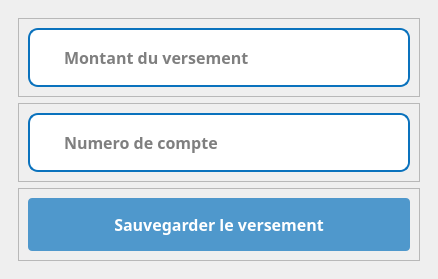
Qt form ui/Versement/newVersement.ui (IDRISSHACKER/getdiocese) before a commit.
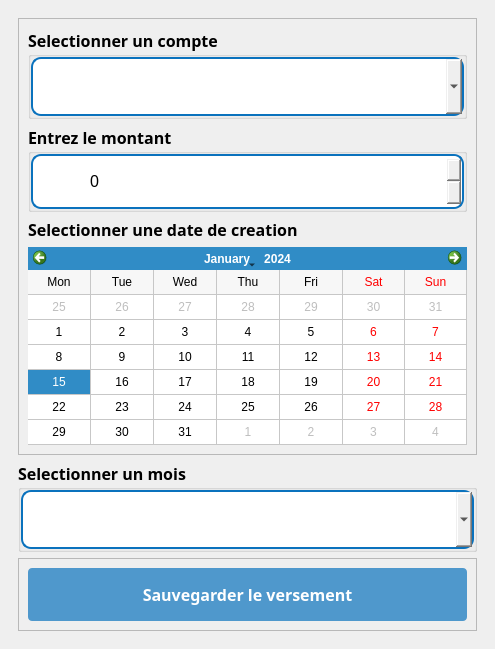
The same form after that commit. Icons and pictures are not drawn.

What changed in the file:
```diff
--- a/ui/Versement/newVersement.ui
+++ b/ui/Versement/newVersement.ui
@@ -6,8 +6,8 @@
    <rect>
     <x>0</x>
     <y>0</y>
-    <width>438</width>
-    <height>277</height>
+    <width>495</width>
+    <height>649</height>
    </rect>
   </property>
   <property name="windowTitle">
@@ -66,30 +66,129 @@
               </property>
               <layout class="QVBoxLayout" name="verticalLayout_5">
                <item>
-                <widget class="QFrame" name="input">
-                 <property name="styleSheet">
-                  <string notr="true">#input{
+                <widget class="QGroupBox" name="groupBox_3">
+                 <property name="font">
+                  <font>
+                   <family>GeForce</family>
+                   <pointsize>12</pointsize>
+                   <weight>75</weight>
+                   <bold>true</bold>
+                  </font>
+                 </property>
+                 <property name="title">
+                  <string>Selectionner un compte</string>
+                 </property>
+                 <layout class="QVBoxLayout" name="verticalLayout_8">
+                  <property name="spacing">
+                   <number>0</number>
+                  </property>
+                  <property name="leftMargin">
+                   <number>0</number>
+                  </property>
+                  <property name="topMargin">
+                   <number>0</number>
+                  </property>
+                  <property name="rightMargin">
+                   <number>0</number>
+                  </property>
+                  <property name="bottomMargin">
+                   <number>0</number>
+                  </property>
+                  <item>
+                   <widget class="QFrame" name="input_6">
+                    <property name="styleSheet">
+                     <string notr="true">#input_6{
 	background:white;
 	border-radius:10px;
 	border:2px  solid rgb(10, 114, 189);
 }
 
-#lineEdit{
+#nature{
 	border: none;
 }</string>
+                    </property>
+                    <property name="frameShape">
+                     <enum>QFrame::StyledPanel</enum>
+                    </property>
+                    <property name="frameShadow">
+                     <enum>QFrame::Raised</enum>
+                    </property>
+                    <layout class="QHBoxLayout" name="horizontalLayout_5">
+                     <property name="spacing">
+                      <number>0</number>
+                     </property>
+                     <property name="leftMargin">
+                      <number>10</number>
+                     </property>
+                     <property name="topMargin">
+                      <number>0</number>
+                     </property>
+                     <property name="rightMargin">
+                      <number>0</number>
+                     </property>
+                     <property name="bottomMargin">
+                      <number>0</number>
+                     </property>
+                     <item>
+                      <widget class="QLabel" name="label_5">
+                       <property name="maximumSize">
+                        <size>
+                         <width>30</width>
+                         <height>30</height>
+                        </size>
+                       </property>
+                       <property name="text">
+                        <string/>
+                       </property>
+                       <property name="pixmap">
+                        <pixmap>../../static/asset/icons/blue/credit-card.svg</pixmap>
+                       </property>
+                       <property name="scaledContents">
+                        <bool>true</bool>
+                       </property>
+                      </widget>
+                     </item>
+                     <item>
+                      <widget class="QComboBox" name="numeroCompte">
+                       <property name="font">
+                        <font>
+                         <family>GeForce</family>
+                         <pointsize>12</pointsize>
+                         <weight>50</weight>
+                         <bold>false</bold>
+                        </font>
+                       </property>
+                       <property name="styleSheet">
+                        <string notr="true">padding:15px;
+border-radius:10px</string>
+                       </property>
+                      </widget>
+                     </item>
+                    </layout>
+                   </widget>
+                  </item>
+                 </layout>
+                </widget>
+               </item>
+               <item>
+                <widget class="QGroupBox" name="groupBox_6">
+                 <property name="font">
+                  <font>
+                   <family>GeForce</family>
+                   <pointsize>12</pointsize>
+                   <weight>75</weight>
+                   <bold>true</bold>
+                  </font>
                  </property>
-                 <property name="frameShape">
-                  <enum>QFrame::StyledPanel</enum>
+                 <property name="title">
+                  <string>Entrez le montant</string>
                  </property>
-                 <property name="frameShadow">
-                  <enum>QFrame::Raised</enum>
-                 </property>
-                 <layout class="QHBoxLayout" name="horizontalLayout">
+                 <layout class="QVBoxLayout" name="verticalLayout_14">
                   <property name="spacing">
                    <number>0</number>
                   </property>
                   <property name="leftMargin">
-                   <number>10</number>
+                   <number>0</number>
                   </property>
                   <property name="topMargin">
                    <number>0</number>
@@ -101,71 +200,161 @@
                    <number>0</number>
                   </property>
                   <item>
-                   <widget class="QLabel" name="label_2">
-                    <property name="maximumSize">
-                     <size>
-                      <width>30</width>
-                      <height>30</height>
-                     </size>
+                   <widget class="QFrame" name="input_9">
+                    <property name="styleSheet">
+                     <string notr="true">#input_9{
+	background:white;
+	border-radius:10px;
+	border:2px  solid rgb(10, 114, 189);
+}
+
+#nature{
+	border: none;
+}</string>
                     </property>
-                    <property name="text">
-                     <string/>
+                    <property name="frameShape">
+                     <enum>QFrame::StyledPanel</enum>
                     </property>
-                    <property name="pixmap">
-                     <pixmap>../../static/asset/icons/blue/dollar-sign.svg</pixmap>
+                    <property name="frameShadow">
+                     <enum>QFrame::Raised</enum>
                     </property>
-                    <property name="scaledContents">
-                     <bool>true</bool>
-                    </property>
-                   </widget>
-                  </item>
-                  <item>
-                   <widget class="QLineEdit" name="montant">
-                    <property name="font">
-                     <font>
-                      <family>GeForce</family>
-                      <pointsize>12</pointsize>
-                      <weight>75</weight>
-                      <bold>true</bold>
-                     </font>
-                    </property>
-                    <property name="styleSheet">
-                     <string notr="true">padding:15px;
+                    <layout class="QHBoxLayout" name="horizontalLayout_8">
+                     <property name="spacing">
+                      <number>0</number>
+                     </property>
+                     <property name="leftMargin">
+                      <number>10</number>
+                     </property>
+                     <property name="topMargin">
+                      <number>0</number>
+                     </property>
+                     <property name="rightMargin">
+                      <number>0</number>
+                     </property>
+                     <property name="bottomMargin">
+                      <number>0</number>
+                     </property>
+                     <item>
+                      <widget class="QLabel" name="ico_4">
+                       <property name="maximumSize">
+                        <size>
+                         <width>30</width>
+                         <height>30</height>
+                        </size>
+                       </property>
+                       <property name="text">
+                        <string/>
+                       </property>
+                       <property name="pixmap">
+                        <pixmap>../../static/asset/icons/blue/dollar-sign.svg</pixmap>
+                       </property>
+                       <property name="scaledContents">
+                        <bool>true</bool>
+                       </property>
+                      </widget>
+                     </item>
+                     <item>
+                      <widget class="QSpinBox" name="montant">
+                       <property name="font">
+                        <font>
+                         <pointsize>12</pointsize>
+                        </font>
+                       </property>
+                       <property name="styleSheet">
+                        <string notr="true">padding:15px;
 border-radius:10px</string>
-                    </property>
-                    <property name="placeholderText">
-                     <string>Montant du versement</string>
-                    </property>
+                       </property>
+                       <property name="maximum">
+                        <number>999999999</number>
+                       </property>
+                      </widget>
+                     </item>
+                    </layout>
                    </widget>
                   </item>
                  </layout>
                 </widget>
                </item>
+               <item>
+                <widget class="QLabel" name="label">
+                 <property name="font">
+                  <font>
+                   <family>GeForce</family>
+                   <pointsize>12</pointsize>
+                   <weight>75</weight>
+                   <bold>true</bold>
+                  </font>
+                 </property>
+                 <property name="text">
+                  <string>Selectionner une date de creation</string>
+                 </property>
+                </widget>
+               </item>
+               <item>
+                <widget class="QCalendarWidget" name="calandar">
+                 <property name="focusPolicy">
+                  <enum>Qt::NoFocus</enum>
+                 </property>
+                 <property name="minimumDate">
+                  <date>
+                   <year>2021</year>
+                   <month>2</month>
+                   <day>9</day>
+                  </date>
+                 </property>
+                 <property name="gridVisible">
+                  <bool>true</bool>
+                 </property>
+                 <property name="horizontalHeaderFormat">
+                  <enum>QCalendarWidget::ShortDayNames</enum>
+                 </property>
+                 <property name="verticalHeaderFormat">
+                  <enum>QCalendarWidget::NoVerticalHeader</enum>
+                 </property>
+                </widget>
+               </item>
               </layout>
              </widget>
             </item>
             <item>
-             <widget class="QFrame" name="frame_5">
-              <property name="styleSheet">
-               <string notr="true"/>
+             <widget class="QGroupBox" name="groupBox_2">
+              <property name="font">
+               <font>
+                <family>GeForce</family>
+                <pointsize>12</pointsize>
+                <weight>75</weight>
+                <bold>true</bold>
+               </font>
               </property>
-              <property name="frameShape">
-               <enum>QFrame::StyledPanel</enum>
-              </property>
-              <property name="frameShadow">
-               <enum>QFrame::Raised</enum>
+              <property name="title">
+               <string>Selectionner un mois</string>
               </property>
               <layout class="QVBoxLayout" name="verticalLayout_7">
+               <property name="spacing">
+                <number>0</number>
+               </property>
+               <property name="leftMargin">
+                <number>0</number>
+               </property>
+               <property name="topMargin">
+                <number>0</number>
+               </property>
+               <property name="rightMargin">
+                <number>0</number>
+               </property>
+               <property name="bottomMargin">
+                <number>0</number>
+               </property>
                <item>
-                <widget class="QFrame" name="input_2">
+                <widget class="QFrame" name="input_3">
                  <property name="styleSheet">
-                  <string notr="true">#input_2{
+                  <string notr="true">#input_3{
 	background:white;
 	border-radius:10px;
 	border:2px  solid rgb(10, 114, 189);
 }
 
-#lineEdit_2{
+#ctg_2{
 	border: none;
 }</string>
                  </property>
@@ -175,7 +364,7 @@
                  <property name="frameShadow">
                   <enum>QFrame::Raised</enum>
                  </property>
-                 <layout class="QHBoxLayout" name="horizontalLayout_2">
+                 <layout class="QHBoxLayout" name="horizontalLayout_3">
                   <property name="spacing">
                    <number>0</number>
                   </property>
@@ -192,7 +381,7 @@
                    <number>0</number>
                   </property>
                   <item>
-                   <widget class="QLabel" name="label_5">
+                   <widget class="QLabel" name="label_6">
                     <property name="maximumSize">
                      <size>
                       <width>30</width>
@@ -203,7 +392,7 @@
                      <string/>
                     </property>
                     <property name="pixmap">
-                     <pixmap>../../static/asset/icons/blue/credit-card.svg</pixmap>
+                     <pixmap>../../static/asset/icons/blue/calendar.svg</pixmap>
                     </property>
                     <property name="scaledContents">
                      <bool>true</bool>
@@ -211,22 +400,19 @@
                    </widget>
                   </item>
                   <item>
-                   <widget class="QLineEdit" name="numeroCompte">
+                   <widget class="QComboBox" name="mois">
                     <property name="font">
                      <font>
                       <family>GeForce</family>
                       <pointsize>12</pointsize>
-                      <weight>75</weight>
-                      <bold>true</bold>
+                      <weight>50</weight>
+                      <bold>false</bold>
                      </font>
                     </property>
                     <property name="styleSheet">
                      <string notr="true">padding:15px;
 border-radius:10px</string>
                     </property>
-                    <property name="placeholderText">
-                     <string>Numero de compte</string>
-                    </property>
                    </widget>
                   </item>
                  </layout>
```
